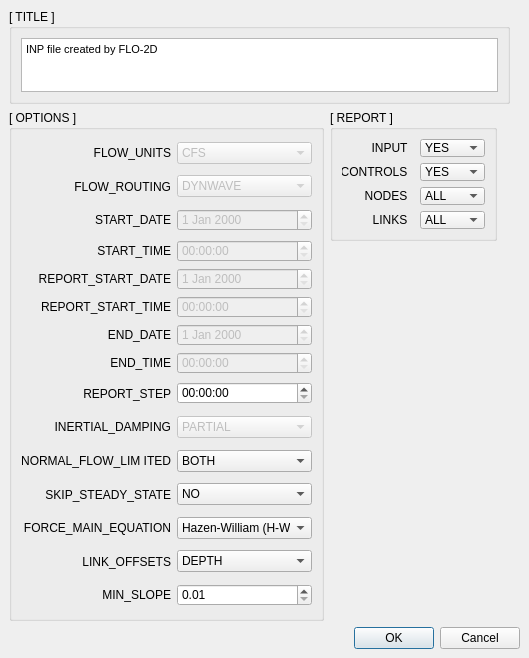
Old version of the form flo2d/ui/inp_groups.ui in the repository FLO-2DSoftware/qgis-flo-2d-plugin.
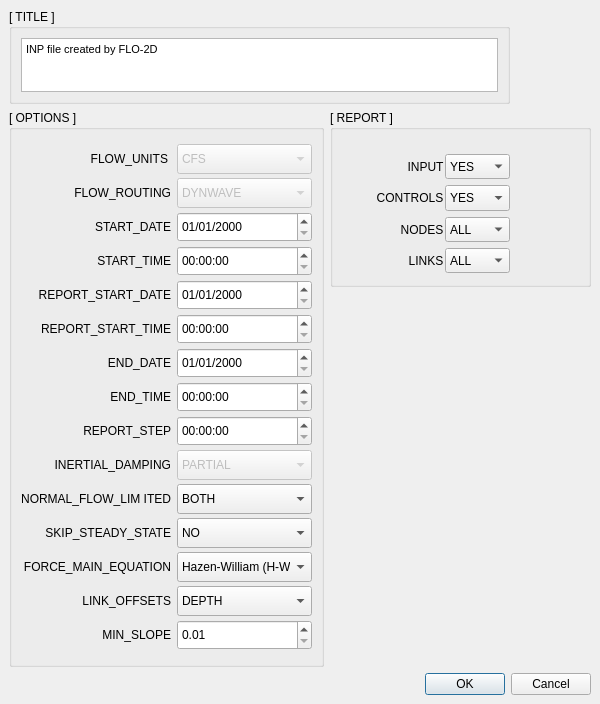
New version of the form.

Commit message: Check time series dates within start and end dates of simulation

The edit to the form file:
```diff
--- a/flo2d/ui/inp_groups.ui
+++ b/flo2d/ui/inp_groups.ui
@@ -6,26 +6,26 @@
    <rect>
     <x>0</x>
     <y>0</y>
-    <width>529</width>
-    <height>658</height>
+    <width>600</width>
+    <height>704</height>
    </rect>
   </property>
   <property name="sizePolicy">
-   <sizepolicy hsizetype="Preferred" vsizetype="Fixed">
+   <sizepolicy hsizetype="Expanding" vsizetype="Expanding">
     <horstretch>0</horstretch>
     <verstretch>0</verstretch>
    </sizepolicy>
   </property>
   <property name="minimumSize">
    <size>
-    <width>525</width>
-    <height>658</height>
+    <width>600</width>
+    <height>700</height>
    </size>
   </property>
   <property name="maximumSize">
    <size>
-    <width>529</width>
-    <height>658</height>
+    <width>600</width>
+    <height>16777215</height>
    </size>
   </property>
   <property name="windowTitle">
@@ -85,6 +85,305 @@
      </layout>
     </widget>
    </item>
+   <item row="1" column="1" colspan="2">
+    <widget class="QGroupBox" name="reportGroup">
+     <property name="sizePolicy">
+      <sizepolicy hsizetype="Expanding" vsizetype="Expanding">
+       <horstretch>0</horstretch>
+       <verstretch>0</verstretch>
+      </sizepolicy>
+     </property>
+     <property name="minimumSize">
+      <size>
+       <width>0</width>
+       <height>0</height>
+      </size>
+     </property>
+     <property name="maximumSize">
+      <size>
+       <width>16777215</width>
+       <height>16777215</height>
+      </size>
+     </property>
+     <property name="title">
+      <string>[ REPORT ]</string>
+     </property>
+     <property name="flat">
+      <bool>false</bool>
+     </property>
+     <widget class="QWidget" name="">
+      <property name="geometry">
+       <rect>
+        <x>16</x>
+        <y>35</y>
+        <width>173</width>
+        <height>137</height>
+       </rect>
+      </property>
+      <layout class="QVBoxLayout" name="verticalLayout_2">
+       <item>
+        <layout class="QHBoxLayout" name="horizontalLayout_16">
+         <item>
+          <widget class="QLabel" name="label_5">
+           <property name="sizePolicy">
+            <sizepolicy hsizetype="Fixed" vsizetype="Expanding">
+             <horstretch>0</horstretch>
+             <verstretch>0</verstretch>
+            </sizepolicy>
+           </property>
+           <property name="minimumSize">
+            <size>
+             <width>95</width>
+             <height>0</height>
+            </size>
+           </property>
+           <property name="maximumSize">
+            <size>
+             <width>95</width>
+             <height>16777215</height>
+            </size>
+           </property>
+           <property name="text">
+            <string>INPUT  </string>
+           </property>
+           <property name="alignment">
+            <set>Qt::AlignRight|Qt::AlignTrailing|Qt::AlignVCenter</set>
+           </property>
+          </widget>
+         </item>
+         <item>
+          <widget class="QComboBox" name="input_cbo">
+           <property name="sizePolicy">
+            <sizepolicy hsizetype="Fixed" vsizetype="Expanding">
+             <horstretch>0</horstretch>
+             <verstretch>0</verstretch>
+            </sizepolicy>
+           </property>
+           <property name="minimumSize">
+            <size>
+             <width>65</width>
+             <height>0</height>
+            </size>
+           </property>
+           <property name="maximumSize">
+            <size>
+             <width>65</width>
+             <height>16777215</height>
+            </size>
+           </property>
+           <item>
+            <property name="text">
+             <string>YES</string>
+            </property>
+           </item>
+           <item>
+            <property name="text">
+             <string>NO</string>
+            </property>
+           </item>
+          </widget>
+         </item>
+        </layout>
+       </item>
+       <item>
+        <layout class="QHBoxLayout" name="horizontalLayout_17">
+         <item>
+          <widget class="QLabel" name="label_13">
+           <property name="sizePolicy">
+            <sizepolicy hsizetype="Fixed" vsizetype="Expanding">
+             <horstretch>0</horstretch>
+             <verstretch>0</verstretch>
+            </sizepolicy>
+           </property>
+           <property name="minimumSize">
+            <size>
+             <width>95</width>
+             <height>0</height>
+            </size>
+           </property>
+           <property name="maximumSize">
+            <size>
+             <width>95</width>
+             <height>16777215</height>
+            </size>
+           </property>
+           <property name="text">
+            <string>CONTROLS  </string>
+           </property>
+           <property name="alignment">
+            <set>Qt::AlignRight|Qt::AlignTrailing|Qt::AlignVCenter</set>
+           </property>
+           <property name="indent">
+            <number>0</number>
+           </property>
+          </widget>
+         </item>
+         <item>
+          <widget class="QComboBox" name="controls_cbo">
+           <property name="sizePolicy">
+            <sizepolicy hsizetype="Fixed" vsizetype="Expanding">
+             <horstretch>0</horstretch>
+             <verstretch>0</verstretch>
+            </sizepolicy>
+           </property>
+           <property name="minimumSize">
+            <size>
+             <width>65</width>
+             <height>0</height>
+            </size>
+           </property>
+           <property name="maximumSize">
+            <size>
+             <width>65</width>
+             <height>16777215</height>
+            </size>
+           </property>
+           <item>
+            <property name="text">
+             <string>YES</string>
+            </property>
+           </item>
+           <item>
+            <property name="text">
+             <string>NO</string>
+            </property>
+           </item>
+          </widget>
+         </item>
+        </layout>
+       </item>
+       <item>
+        <layout class="QHBoxLayout" name="horizontalLayout_18">
+         <item>
+          <widget class="QLabel" name="label_19">
+           <property name="sizePolicy">
+            <sizepolicy hsizetype="Fixed" vsizetype="Expanding">
+             <horstretch>0</horstretch>
+             <verstretch>0</verstretch>
+            </sizepolicy>
+           </property>
+           <property name="minimumSize">
+            <size>
+             <width>95</width>
+             <height>0</height>
+            </size>
+           </property>
+           <property name="maximumSize">
+            <size>
+             <width>95</width>
+             <height>16777215</height>
+            </size>
+           </property>
+           <property name="text">
+            <string>NODES  </string>
+           </property>
+           <property name="alignment">
+            <set>Qt::AlignRight|Qt::AlignTrailing|Qt::AlignVCenter</set>
+           </property>
+          </widget>
+         </item>
+         <item>
+          <widget class="QComboBox" name="nodes_cbo">
+           <property name="sizePolicy">
+            <sizepolicy hsizetype="Fixed" vsizetype="Expanding">
+             <horstretch>0</horstretch>
+             <verstretch>0</verstretch>
+            </sizepolicy>
+           </property>
+           <property name="minimumSize">
+            <size>
+             <width>65</width>
+             <height>0</height>
+            </size>
+           </property>
+           <property name="maximumSize">
+            <size>
+             <width>65</width>
+             <height>16777215</height>
+            </size>
+           </property>
+           <item>
+            <property name="text">
+             <string>ALL</string>
+            </property>
+           </item>
+           <item>
+            <property name="text">
+             <string>NONE</string>
+            </property>
+           </item>
+          </widget>
+         </item>
+        </layout>
+       </item>
+       <item>
+        <layout class="QHBoxLayout" name="horizontalLayout_19">
+         <item>
+          <widget class="QLabel" name="label_15">
+           <property name="sizePolicy">
+            <sizepolicy hsizetype="Fixed" vsizetype="Expanding">
+             <horstretch>0</horstretch>
+             <verstretch>0</verstretch>
+            </sizepolicy>
+           </property>
+           <property name="minimumSize">
+            <size>
+             <width>95</width>
+             <height>0</height>
+            </size>
+           </property>
+           <property name="maximumSize">
+            <size>
+             <width>95</width>
+             <height>16777215</height>
+            </size>
+           </property>
+           <property name="text">
+            <string>LINKS  </string>
+           </property>
+           <property name="alignment">
+            <set>Qt::AlignRight|Qt::AlignTrailing|Qt::AlignVCenter</set>
+           </property>
+          </widget>
+         </item>
+         <item>
+          <widget class="QComboBox" name="links_cbo">
+           <property name="sizePolicy">
+            <sizepolicy hsizetype="Fixed" vsizetype="Expanding">
+             <horstretch>0</horstretch>
+             <verstretch>0</verstretch>
+            </sizepolicy>
+           </property>
+           <property name="minimumSize">
+            <size>
+             <width>65</width>
+             <height>0</height>
+            </size>
+           </property>
+           <property name="maximumSize">
+            <size>
+             <width>65</width>
+             <height>16777215</height>
+            </size>
+           </property>
+           <item>
+            <property name="text">
+             <string>ALL</string>
+            </property>
+           </item>
+           <item>
+            <property name="text">
+             <string>NONE</string>
+            </property>
+           </item>
+          </widget>
+         </item>
+        </layout>
+       </item>
+      </layout>
+     </widget>
+    </widget>
+   </item>
    <item row="1" column="0" rowspan="2">
     <widget class="QGroupBox" name="optionsGroup">
      <property name="sizePolicy">
@@ -114,8 +413,23 @@
      <layout class="QGridLayout" name="gridLayout_3">
       <item row="0" column="0">
        <layout class="QVBoxLayout" name="verticalLayout">
+        <property name="spacing">
+         <number>4</number>
+        </property>
+        <property name="sizeConstraint">
+         <enum>QLayout::SetMaximumSize</enum>
+        </property>
         <item>
          <layout class="QHBoxLayout" name="horizontalLayout_15">
+          <property name="spacing">
+           <number>9</number>
+          </property>
+          <property name="topMargin">
+           <number>0</number>
+          </property>
+          <property name="bottomMargin">
+           <number>0</number>
+          </property>
           <item>
            <widget class="QLabel" name="label_2">
             <property name="sizePolicy">
@@ -124,6 +438,18 @@
               <verstretch>0</verstretch>
              </sizepolicy>
             </property>
+            <property name="minimumSize">
+             <size>
+              <width>0</width>
+              <height>30</height>
+             </size>
+            </property>
+            <property name="maximumSize">
+             <size>
+              <width>16777215</width>
+              <height>30</height>
+             </size>
+            </property>
             <property name="text">
              <string>FLOW_UNITS</string>
             </property>
@@ -146,13 +472,13 @@
             <property name="minimumSize">
              <size>
               <width>135</width>
-              <height>22</height>
+              <height>30</height>
              </size>
             </property>
             <property name="maximumSize">
              <size>
               <width>135</width>
-              <height>22</height>
+              <height>30</height>
              </size>
             </property>
             <item>
@@ -179,6 +505,18 @@
               <verstretch>0</verstretch>
              </sizepolicy>
             </property>
+            <property name="minimumSize">
+             <size>
+              <width>0</width>
+              <height>30</height>
+             </size>
+            </property>
+            <property name="maximumSize">
+             <size>
+              <width>16777215</width>
+              <height>30</height>
+             </size>
+            </property>
             <property name="text">
              <string>FLOW_ROUTING</string>
             </property>
@@ -201,13 +539,13 @@
             <property name="minimumSize">
              <size>
               <width>135</width>
-              <height>22</height>
+              <height>30</height>
              </size>
             </property>
             <property name="maximumSize">
              <size>
               <width>135</width>
-              <height>22</height>
+              <height>30</height>
              </size>
             </property>
             <item>
@@ -229,6 +567,18 @@
               <verstretch>0</verstretch>
              </sizepolicy>
             </property>
+            <property name="minimumSize">
+             <size>
+              <width>0</width>
+              <height>30</height>
+             </size>
+            </property>
+            <property name="maximumSize">
+             <size>
+              <width>16777215</width>
+              <height>30</height>
+             </size>
+            </property>
             <property name="text">
              <string>START_DATE</string>
             </property>
@@ -240,7 +590,7 @@
           <item>
            <widget class="QDateEdit" name="start_date">
             <property name="enabled">
-             <bool>false</bool>
+             <bool>true</bool>
             </property>
             <property name="sizePolicy">
              <sizepolicy hsizetype="Fixed" vsizetype="Fixed">
@@ -251,15 +601,23 @@
             <property name="minimumSize">
              <size>
               <width>135</width>
-              <height>22</height>
+              <height>30</height>
              </size>
             </property>
             <property name="maximumSize">
              <size>
               <width>135</width>
-              <height>22</height>
+              <height>30</height>
              </size>
             </property>
+            <property name="toolTip">
+             <string>Note: Start and end date/time should 
+be synchronized with simulation time 
+and with SD time series</string>
+            </property>
+            <property name="displayFormat">
+             <string>MM/dd/yyyy</string>
+            </property>
            </widget>
           </item>
          </layout>
@@ -268,6 +626,18 @@
          <layout class="QHBoxLayout" name="horizontalLayout_12">
           <item>
            <widget class="QLabel" name="label_8">
+            <property name="minimumSize">
+             <size>
+              <width>0</width>
+              <height>30</height>
+             </size>
+            </property>
+            <property name="maximumSize">
+             <size>
+              <width>16777215</width>
+              <height>30</height>
+             </size>
+            </property>
             <property name="text">
              <string>START_TIME</string>
             </property>
@@ -279,7 +649,7 @@
           <item>
            <widget class="QTimeEdit" name="start_time">
             <property name="enabled">
-             <bool>false</bool>
+             <bool>true</bool>
             </property>
             <property name="sizePolicy">
              <sizepolicy hsizetype="Fixed" vsizetype="Fixed">
@@ -290,13 +660,13 @@
             <property name="minimumSize">
              <size>
               <width>135</width>
-              <height>22</height>
+              <height>30</height>
              </size>
             </property>
             <property name="maximumSize">
              <size>
               <width>135</width>
-              <height>22</height>
+              <height>30</height>
              </size>
             </property>
             <property name="displayFormat">
@@ -310,6 +680,18 @@
          <layout class="QHBoxLayout" name="horizontalLayout_11">
           <item>
            <widget class="QLabel" name="label_9">
+            <property name="minimumSize">
+             <size>
+              <width>0</width>
+              <height>30</height>
+             </size>
+            </property>
+            <property name="maximumSize">
+             <size>
+              <width>16777215</width>
+              <height>30</height>
+             </size>
+            </property>
             <property name="text">
              <string>REPORT_START_DATE</string>
             </property>
@@ -321,7 +703,7 @@
           <item>
            <widget class="QDateEdit" name="report_start_date">
             <property name="enabled">
-             <bool>false</bool>
+             <bool>true</bool>
             </property>
             <property name="sizePolicy">
              <sizepolicy hsizetype="Fixed" vsizetype="Fixed">
@@ -332,15 +714,23 @@
             <property name="minimumSize">
              <size>
               <width>135</width>
-              <height>22</height>
+              <height>30</height>
              </size>
             </property>
             <property name="maximumSize">
              <size>
               <width>135</width>
-              <height>22</height>
+              <height>30</height>
              </size>
             </property>
+            <property name="toolTip">
+             <string>Note: Start and end date/time should 
+be synchronized with simulation time 
+and with SD time series</string>
+            </property>
+            <property name="displayFormat">
+             <string>MM/dd/yyyy</string>
+            </property>
            </widget>
           </item>
          </layout>
@@ -349,6 +739,18 @@
          <layout class="QHBoxLayout" name="horizontalLayout_10">
           <item>
            <widget class="QLabel" name="label_10">
+            <property name="minimumSize">
+             <size>
+              <width>0</width>
+              <height>30</height>
+             </size>
+            </property>
+            <property name="maximumSize">
+             <size>
+              <width>16777215</width>
+              <height>30</height>
+             </size>
+            </property>
             <property name="text">
              <string>REPORT_START_TIME</string>
             </property>
@@ -360,7 +762,7 @@
           <item>
            <widget class="QTimeEdit" name="report_start_time">
             <property name="enabled">
-             <bool>false</bool>
+             <bool>true</bool>
             </property>
             <property name="sizePolicy">
              <sizepolicy hsizetype="Fixed" vsizetype="Fixed">
@@ -371,13 +773,13 @@
             <property name="minimumSize">
              <size>
               <width>135</width>
-              <height>22</height>
+              <height>30</height>
              </size>
             </property>
             <property name="maximumSize">
              <size>
               <width>135</width>
-              <height>22</height>
+              <height>30</height>
              </size>
             </property>
             <property name="displayFormat">
@@ -391,6 +793,18 @@
          <layout class="QHBoxLayout" name="horizontalLayout_9">
           <item>
            <widget class="QLabel" name="label_11">
+            <property name="minimumSize">
+             <size>
+              <width>0</width>
+              <height>30</height>
+             </size>
+            </property>
+            <property name="maximumSize">
+             <size>
+              <width>16777215</width>
+              <height>30</height>
+             </size>
+            </property>
             <property name="text">
              <string>END_DATE</string>
             </property>
@@ -402,7 +816,7 @@
           <item>
            <widget class="QDateEdit" name="end_date">
             <property name="enabled">
-             <bool>false</bool>
+             <bool>true</bool>
             </property>
             <property name="sizePolicy">
              <sizepolicy hsizetype="Fixed" vsizetype="Fixed">
@@ -413,15 +827,23 @@
             <property name="minimumSize">
              <size>
               <width>135</width>
-              <height>22</height>
+              <height>30</height>
              </size>
             </property>
             <property name="maximumSize">
              <size>
               <width>135</width>
-              <height>22</height>
+              <height>30</height>
              </size>
             </property>
+            <property name="toolTip">
+             <string>Note: Start and end date/time should 
+be synchronized with simulation time 
+and with SD time series</string>
+            </property>
+            <property name="displayFormat">
+             <string>MM/dd/yyyy</string>
+            </property>
            </widget>
           </item>
          </layout>
@@ -430,6 +852,18 @@
          <layout class="QHBoxLayout" name="horizontalLayout_8">
           <item>
            <widget class="QLabel" name="label_12">
+            <property name="minimumSize">
+             <size>
+              <width>0</width>
+              <height>30</height>
+             </size>
+            </property>
+            <property name="maximumSize">
+             <size>
+              <width>16777215</width>
+              <height>30</height>
+             </size>
+            </property>
             <property name="text">
              <string>END_TIME</string>
             </property>
@@ -441,7 +875,7 @@
           <item>
            <widget class="QTimeEdit" name="end_time">
             <property name="enabled">
-             <bool>false</bool>
+             <bool>true</bool>
             </property>
             <property name="sizePolicy">
              <sizepolicy hsizetype="Fixed" vsizetype="Fixed">
@@ -452,13 +886,13 @@
             <property name="minimumSize">
              <size>
               <width>135</width>
-              <height>22</height>
+              <height>30</height>
              </size>
             </property>
             <property name="maximumSize">
              <size>
               <width>135</width>
-              <height>22</height>
+              <height>30</height>
              </size>
             </property>
            </widget>
@@ -475,6 +909,18 @@
               <verstretch>0</verstretch>
              </sizepolicy>
             </property>
+            <property name="minimumSize">
+             <size>
+              <width>0</width>
+              <height>30</height>
+             </size>
+            </property>
+            <property name="maximumSize">
+             <size>
+              <width>16777215</width>
+              <height>30</height>
+             </size>
+            </property>
             <property name="text">
              <string>REPORT_STEP</string>
             </property>
@@ -497,13 +943,13 @@
             <property name="minimumSize">
              <size>
               <width>135</width>
-              <height>22</height>
+              <height>30</height>
              </size>
             </property>
             <property name="maximumSize">
              <size>
               <width>135</width>
-              <height>22</height>
+              <height>30</height>
              </size>
             </property>
             <property name="displayFormat">
@@ -530,6 +976,18 @@
               <verstretch>0</verstretch>
              </sizepolicy>
             </property>
+            <property name="minimumSize">
+             <size>
+              <width>0</width>
+              <height>30</height>
+             </size>
+            </property>
+            <property name="maximumSize">
+             <size>
+              <width>16777215</width>
+              <height>30</height>
+             </size>
+            </property>
             <property name="text">
              <string>INERTIAL_DAMPING</string>
             </property>
@@ -552,13 +1010,13 @@
             <property name="minimumSize">
              <size>
               <width>135</width>
-              <height>22</height>
+              <height>30</height>
              </size>
             </property>
             <property name="maximumSize">
              <size>
               <width>135</width>
-              <height>22</height>
+              <height>30</height>
              </size>
             </property>
             <item>
@@ -595,6 +1053,18 @@
               <verstretch>0</verstretch>
              </sizepolicy>
             </property>
+            <property name="minimumSize">
+             <size>
+              <width>0</width>
+              <height>30</height>
+             </size>
+            </property>
+            <property name="maximumSize">
+             <size>
+              <width>16777215</width>
+              <height>30</height>
+             </size>
+            </property>
             <property name="text">
              <string>NORMAL_FLOW_LIM ITED</string>
             </property>
@@ -617,13 +1087,13 @@
             <property name="minimumSize">
              <size>
               <width>135</width>
-              <height>22</height>
+              <height>30</height>
              </size>
             </property>
             <property name="maximumSize">
              <size>
               <width>135</width>
-              <height>22</height>
+              <height>30</height>
              </size>
             </property>
             <item>
@@ -655,6 +1125,18 @@
               <verstretch>0</verstretch>
              </sizepolicy>
             </property>
+            <property name="minimumSize">
+             <size>
+              <width>0</width>
+              <height>30</height>
+             </size>
+            </property>
+            <property name="maximumSize">
+             <size>
+              <width>16777215</width>
+              <height>30</height>
+             </size>
+            </property>
             <property name="text">
              <string>SKIP_STEADY_STATE</string>
             </property>
@@ -677,13 +1159,13 @@
             <property name="minimumSize">
              <size>
               <width>135</width>
-              <height>22</height>
+              <height>30</height>
              </size>
             </property>
             <property name="maximumSize">
              <size>
               <width>135</width>
-              <height>22</height>
+              <height>30</height>
              </size>
             </property>
             <item>
@@ -710,6 +1192,18 @@
               <verstretch>0</verstretch>
              </sizepolicy>
             </property>
+            <property name="minimumSize">
+             <size>
+              <width>0</width>
+              <height>30</height>
+             </size>
+            </property>
+            <property name="maximumSize">
+             <size>
+              <width>16777215</width>
+              <height>30</height>
+             </size>
+            </property>
             <property name="text">
              <string>FORCE_MAIN_EQUATION</string>
             </property>
@@ -732,13 +1226,13 @@
             <property name="minimumSize">
              <size>
               <width>135</width>
-              <height>22</height>
+              <height>30</height>
              </size>
             </property>
             <property name="maximumSize">
              <size>
               <width>135</width>
-              <height>22</height>
+              <height>30</height>
              </size>
             </property>
             <property name="sizeAdjustPolicy">
@@ -768,6 +1262,18 @@
               <verstretch>0</verstretch>
              </sizepolicy>
             </property>
+            <property name="minimumSize">
+             <size>
+              <width>0</width>
+              <height>30</height>
+             </size>
+            </property>
+            <property name="maximumSize">
+             <size>
+              <width>16777215</width>
+              <height>30</height>
+             </size>
+            </property>
             <property name="text">
              <string>LINK_OFFSETS</string>
             </property>
@@ -787,13 +1293,13 @@
             <property name="minimumSize">
              <size>
               <width>135</width>
-              <height>22</height>
+              <height>30</height>
              </size>
             </property>
             <property name="maximumSize">
              <size>
               <width>135</width>
-              <height>22</height>
+              <height>30</height>
              </size>
             </property>
             <property name="sizeAdjustPolicy">
@@ -823,6 +1329,18 @@
               <verstretch>0</verstretch>
              </sizepolicy>
             </property>
+            <property name="minimumSize">
+             <size>
+              <width>0</width>
+              <height>30</height>
+             </size>
+            </property>
+            <property name="maximumSize">
+             <size>
+              <width>16777215</width>
+              <height>30</height>
+             </size>
+            </property>
             <property name="text">
              <string>MIN_SLOPE</string>
             </property>
@@ -842,13 +1360,13 @@
             <property name="minimumSize">
              <size>
               <width>135</width>
-              <height>22</height>
+              <height>30</height>
              </size>
             </property>
             <property name="maximumSize">
              <size>
               <width>135</width>
-              <height>22</height>
+              <height>30</height>
              </size>
             </property>
             <property name="minimum">
@@ -863,295 +1381,6 @@
      </layout>
     </widget>
    </item>
-   <item row="1" column="1" colspan="2">
-    <widget class="QGroupBox" name="reportGroup">
-     <property name="sizePolicy">
-      <sizepolicy hsizetype="Fixed" vsizetype="Fixed">
-       <horstretch>0</horstretch>
-       <verstretch>0</verstretch>
-      </sizepolicy>
-     </property>
-     <property name="minimumSize">
-      <size>
-       <width>0</width>
-       <height>131</height>
-      </size>
-     </property>
-     <property name="maximumSize">
-      <size>
-       <width>16777215</width>
-       <height>131</height>
-      </size>
-     </property>
-     <property name="title">
-      <string>[ REPORT ]</string>
-     </property>
-     <property name="flat">
-      <bool>false</bool>
-     </property>
-     <layout class="QGridLayout" name="gridLayout">
-      <item row="0" column="0">
-       <layout class="QHBoxLayout" name="horizontalLayout_16">
-        <item>
-         <widget class="QLabel" name="label_5">
-          <property name="sizePolicy">
-           <sizepolicy hsizetype="Fixed" vsizetype="Expanding">
-            <horstretch>0</horstretch>
-            <verstretch>0</verstretch>
-           </sizepolicy>
-          </property>
-          <property name="minimumSize">
-           <size>
-            <width>72</width>
-            <height>0</height>
-           </size>
-          </property>
-          <property name="maximumSize">
-           <size>
-            <width>72</width>
-            <height>16777215</height>
-           </size>
-          </property>
-          <property name="text">
-           <string>INPUT  </string>
-          </property>
-          <property name="alignment">
-           <set>Qt::AlignRight|Qt::AlignTrailing|Qt::AlignVCenter</set>
-          </property>
-         </widget>
-        </item>
-        <item>
-         <widget class="QComboBox" name="input_cbo">
-          <property name="sizePolicy">
-           <sizepolicy hsizetype="Fixed" vsizetype="Expanding">
-            <horstretch>0</horstretch>
-            <verstretch>0</verstretch>
-           </sizepolicy>
-          </property>
-          <property name="minimumSize">
-           <size>
-            <width>65</width>
-            <height>0</height>
-           </size>
-          </property>
-          <property name="maximumSize">
-           <size>
-            <width>65</width>
-            <height>16777215</height>
-           </size>
-          </property>
-          <item>
-           <property name="text">
-            <string>YES</string>
-           </property>
-          </item>
-          <item>
-           <property name="text">
-            <string>NO</string>
-           </property>
-          </item>
-         </widget>
-        </item>
-       </layout>
-      </item>
-      <item row="1" column="0">
-       <layout class="QHBoxLayout" name="horizontalLayout_17">
-        <item>
-         <widget class="QLabel" name="label_13">
-          <property name="sizePolicy">
-           <sizepolicy hsizetype="Fixed" vsizetype="Expanding">
-            <horstretch>0</horstretch>
-            <verstretch>0</verstretch>
-           </sizepolicy>
-          </property>
-          <property name="minimumSize">
-           <size>
-            <width>72</width>
-            <height>0</height>
-           </size>
-          </property>
-          <property name="maximumSize">
-           <size>
-            <width>72</width>
-            <height>16777215</height>
-           </size>
-          </property>
-          <property name="text">
-           <string>CONTROLS  </string>
-          </property>
-          <property name="alignment">
-           <set>Qt::AlignRight|Qt::AlignTrailing|Qt::AlignVCenter</set>
-          </property>
-          <property name="indent">
-           <number>0</number>
-          </property>
-         </widget>
-        </item>
-        <item>
-         <widget class="QComboBox" name="controls_cbo">
-          <property name="sizePolicy">
-           <sizepolicy hsizetype="Fixed" vsizetype="Expanding">
-            <horstretch>0</horstretch>
-            <verstretch>0</verstretch>
-           </sizepolicy>
-          </property>
-          <property name="minimumSize">
-           <size>
-            <width>65</width>
-            <height>0</height>
-           </size>
-          </property>
-          <property name="maximumSize">
-           <size>
-            <width>65</width>
-            <height>16777215</height>
-           </size>
-          </property>
-          <item>
-           <property name="text">
-            <string>YES</string>
-           </property>
-          </item>
-          <item>
-           <property name="text">
-            <string>NO</string>
-           </property>
-          </item>
-         </widget>
-        </item>
-       </layout>
-      </item>
-      <item row="2" column="0">
-       <layout class="QHBoxLayout" name="horizontalLayout_18">
-        <item>
-         <widget class="QLabel" name="label_19">
-          <property name="sizePolicy">
-           <sizepolicy hsizetype="Fixed" vsizetype="Expanding">
-            <horstretch>0</horstretch>
-            <verstretch>0</verstretch>
-           </sizepolicy>
-          </property>
-          <property name="minimumSize">
-           <size>
-            <width>72</width>
-            <height>0</height>
-           </size>
-          </property>
-          <property name="maximumSize">
-           <size>
-            <width>72</width>
-            <height>16777215</height>
-           </size>
-          </property>
-          <property name="text">
-           <string>NODES  </string>
-          </property>
-          <property name="alignment">
-           <set>Qt::AlignRight|Qt::AlignTrailing|Qt::AlignVCenter</set>
-          </property>
-         </widget>
-        </item>
-        <item>
-         <widget class="QComboBox" name="nodes_cbo">
-          <property name="sizePolicy">
-           <sizepolicy hsizetype="Fixed" vsizetype="Expanding">
-            <horstretch>0</horstretch>
-            <verstretch>0</verstretch>
-           </sizepolicy>
-          </property>
-          <property name="minimumSize">
-           <size>
-            <width>65</width>
-            <height>0</height>
-           </size>
-          </property>
-          <property name="maximumSize">
-           <size>
-            <width>65</width>
-            <height>16777215</height>
-           </size>
-          </property>
-          <item>
-           <property name="text">
-            <string>ALL</string>
-           </property>
-          </item>
-          <item>
-           <property name="text">
-            <string>NONE</string>
-           </property>
-          </item>
-         </widget>
-        </item>
-       </layout>
-      </item>
-      <item row="3" column="0">
-       <layout class="QHBoxLayout" name="horizontalLayout_19">
-        <item>
-         <widget class="QLabel" name="label_15">
-          <property name="sizePolicy">
-           <sizepolicy hsizetype="Fixed" vsizetype="Expanding">
-            <horstretch>0</horstretch>
-            <verstretch>0</verstretch>
-           </sizepolicy>
-          </property>
-          <property name="minimumSize">
-           <size>
-            <width>72</width>
-            <height>0</height>
-           </size>
-          </property>
-          <property name="maximumSize">
-           <size>
-            <width>72</width>
-            <height>16777215</height>
-           </size>
-          </property>
-          <property name="text">
-           <string>LINKS  </string>
-          </property>
-          <property name="alignment">
-           <set>Qt::AlignRight|Qt::AlignTrailing|Qt::AlignVCenter</set>
-          </property>
-         </widget>
-        </item>
-        <item>
-         <widget class="QComboBox" name="links_cbo">
-          <property name="sizePolicy">
-           <sizepolicy hsizetype="Fixed" vsizetype="Expanding">
-            <horstretch>0</horstretch>
-            <verstretch>0</verstretch>
-           </sizepolicy>
-          </property>
-          <property name="minimumSize">
-           <size>
-            <width>65</width>
-            <height>0</height>
-           </size>
-          </property>
-          <property name="maximumSize">
-           <size>
-            <width>65</width>
-            <height>16777215</height>
-           </size>
-          </property>
-          <item>
-           <property name="text">
-            <string>ALL</string>
-           </property>
-          </item>
-          <item>
-           <property name="text">
-            <string>NONE</string>
-           </property>
-          </item>
-         </widget>
-        </item>
-       </layout>
-      </item>
-     </layout>
-    </widget>
-   </item>
    <item row="2" column="1">
     <spacer name="horizontalSpacer">
      <property name="orientation">
@@ -1165,19 +1394,6 @@
      </property>
     </spacer>
    </item>
-   <item row="2" column="2">
-    <spacer name="verticalSpacer">
-     <property name="orientation">
-      <enum>Qt::Vertical</enum>
-     </property>
-     <property name="sizeHint" stdset="0">
-      <size>
-       <width>20</width>
-       <height>359</height>
-      </size>
-     </property>
-    </spacer>
-   </item>
    <item row="3" column="0" colspan="3">
     <widget class="QDialogButtonBox" name="components_buttonBox">
      <property name="standardButtons">
@@ -1185,6 +1401,19 @@
      </property>
     </widget>
    </item>
+   <item row="2" column="2">
+    <spacer name="verticalSpacer">
+     <property name="orientation">
+      <enum>Qt::Vertical</enum>
+     </property>
+     <property name="sizeHint" stdset="0">
+      <size>
+       <width>20</width>
+       <height>380</height>
+      </size>
+     </property>
+    </spacer>
+   </item>
   </layout>
  </widget>
  <layoutdefault spacing="6" margin="9"/>
```
Left out of the diff: 25 changed lines with no effect on the pictures. The commit also changes 2 other files.
